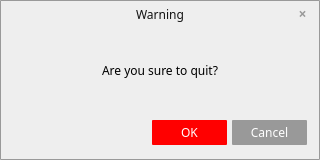
Old version of the form Tools/Main/src/UI/WarningDlg/warningdlg.ui in the repository lesliefish/Qt.
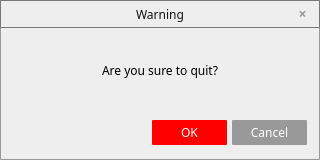
New version of the form. Icons and pictures are not drawn.

The edit to the form file:
```diff
--- a/Tools/Main/src/UI/WarningDlg/warningdlg.ui
+++ b/Tools/Main/src/UI/WarningDlg/warningdlg.ui
@@ -55,7 +55,7 @@
     <number>0</number>
    </property>
    <item row="0" column="0">
-    <widget class="QWidget" name="widget" native="true">
+    <widget class="QWidget" name="m_warningTitle" native="true">
      <property name="minimumSize">
       <size>
        <width>30</width>
@@ -68,6 +68,14 @@
        <height>28</height>
       </size>
      </property>
+     <property name="styleSheet">
+      <string notr="true">QWidget#m_warningTitle
+{
+background:transparent;
+border:1px solid rgb(120, 120, 120);
+border-radius: 1px;
+}</string>
+     </property>
      <layout class="QGridLayout" name="gridLayout">
       <property name="leftMargin">
        <number>0</number>
```
